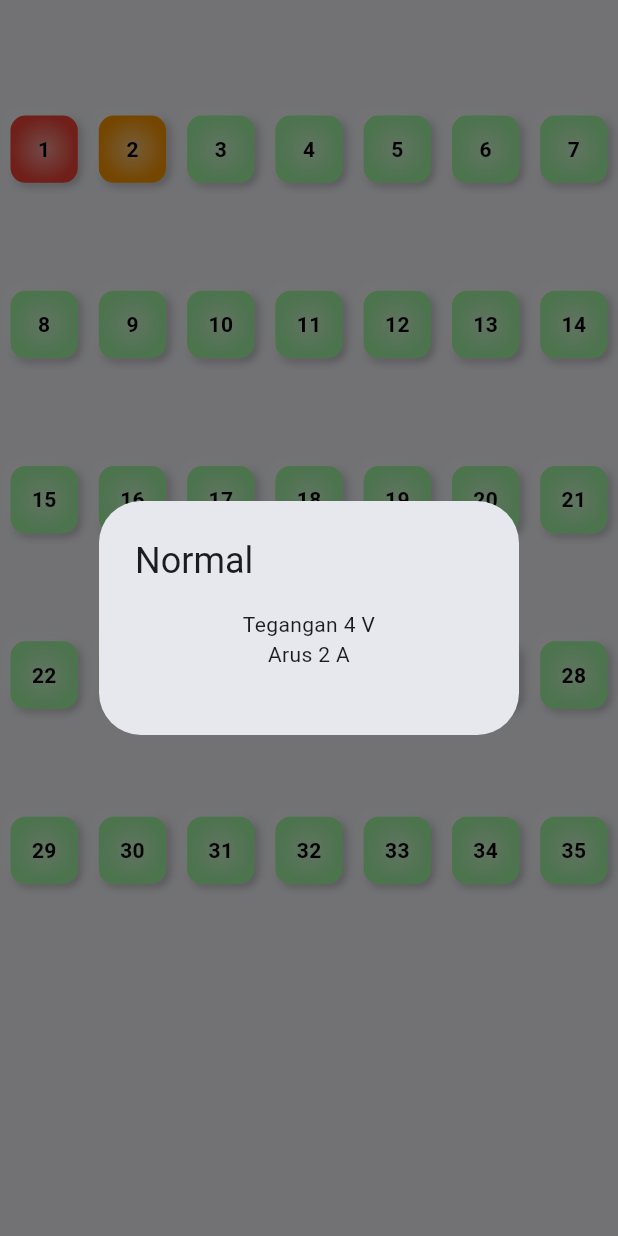
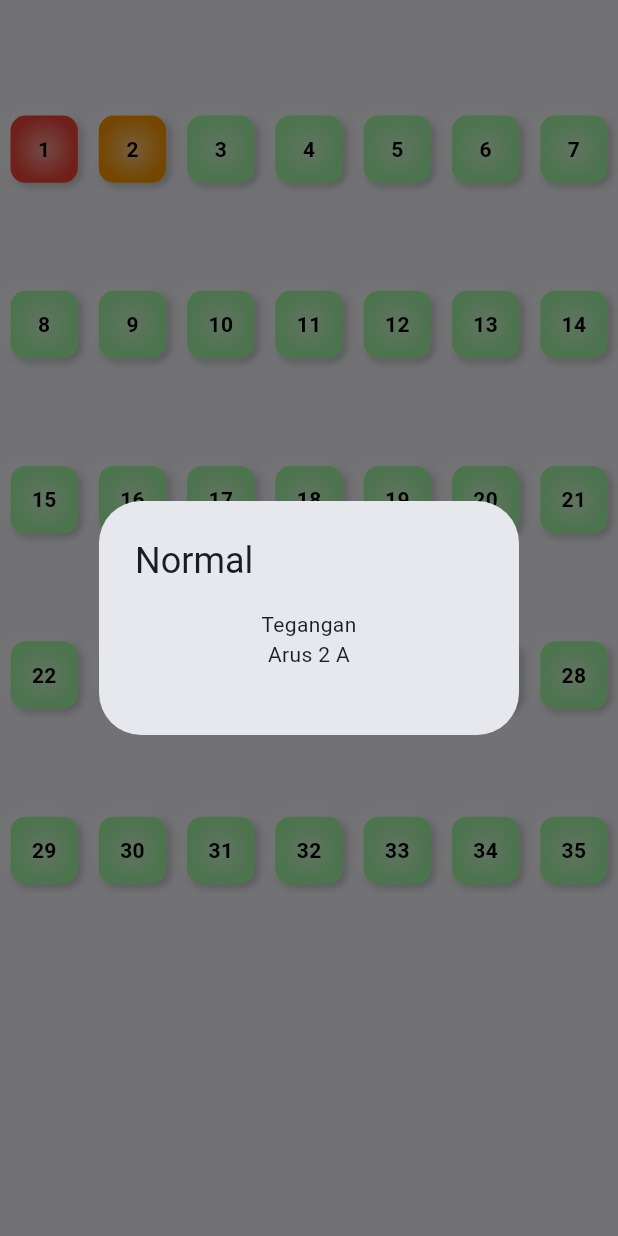
Before and after one commit to iamahmadzidan/smilesbeta00, a Flutter app: the MyBatteryCellPage widget shown alone on an empty page, opened directly, after a tap on an icon or button, on a phone screen of 412 x 824 dp. Run offline on Flutter 3.47's test engine with Material 3 defaults, Android fonts, the phone set to English and light mode, and no system bars; our stand-ins replace firebase_core, firebase_database; accounts and stored records are empty.

```diff
--- a/lib/halaman/batterycellpage.dart
+++ b/lib/halaman/batterycellpage.dart
@@ -57,10 +57,10 @@ class MyBatteryCellPage extends StatelessWidget {
                 showDialog(
                     context: context,
                     builder: (BuildContext context) {
-                      return const AlertDialog(
+                      return  const AlertDialog(
                           title: Text('Normal'),
                           content: Text(
-                            'Tegangan 4 V\nArus 2 A\n',
+                            'Tegangan \nArus 2 A\n',
                             textAlign: TextAlign.center,
                           ));
                     });
```
